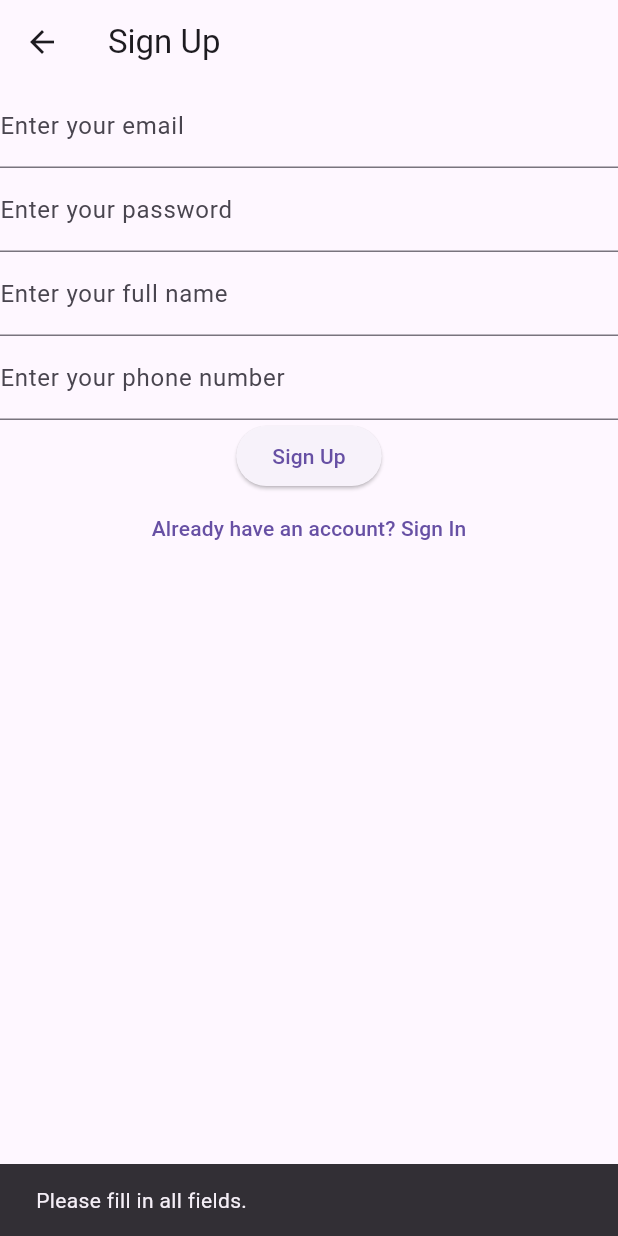
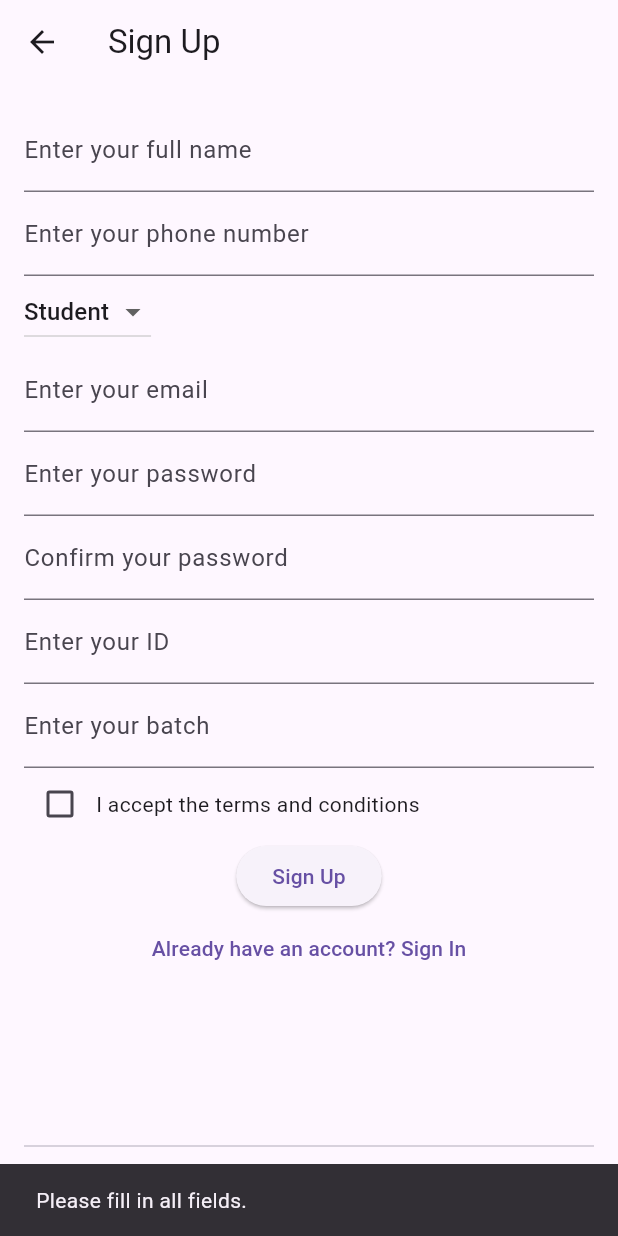
Before and after one commit to shynnyy/MPFinalExam, a Flutter app: the Signup screen opened directly, after a tap on "Sign Up", on a phone screen of 412 x 824 dp. Run offline on Flutter 3.47's test engine with Material 3 defaults, Android fonts, the light colour scheme and no system bars; our stand-ins replace cloud_firestore, firebase_auth, firebase_core; accounts and stored records are empty.

Commit message:
SHui Jiao

```diff
--- a/puma/lib/Admin_Dashboard.dart
+++ b/puma/lib/Admin_Dashboard.dart
@@ -3,7 +3,7 @@ import 'package:flutter/material.dart';
 import 'reusable_widgets/reusable_widget.dart';
 
 class Admin_Dashboard extends StatefulWidget {
-  const Admin_Dashboard({Key? key}) : super(key: key);
+  const Admin_Dashboard({super.key});
 
   @override
   State<StatefulWidget> createState() {
@@ -18,7 +18,7 @@ class _AdminDashboardState extends State<Admin_Dashboard> {
       appBar: AppBar(
         title: const Text('Admin Dashboard'),
       ),
-      body: Center(
+      body: const Center(
         child: Text(
           'Welcome to the Admin Dashboard',
           style: TextStyle(
--- a/puma/lib/Lecturer_Dashboard.dart
+++ b/puma/lib/Lecturer_Dashboard.dart
@@ -5,7 +5,7 @@
 import 'package:flutter/material.dart';
 
 class Lecture_Dashboard extends StatefulWidget {
-  const Lecture_Dashboard({Key? key}) : super(key: key);
+  const Lecture_Dashboard({super.key});
 
   @override
   State<StatefulWidget> createState() {
--- a/puma/lib/Student_Dashboard.dart
+++ b/puma/lib/Student_Dashboard.dart
@@ -5,7 +5,7 @@
 import 'package:flutter/material.dart';
 
 class Student_Dashboard extends StatefulWidget {
-  const Student_Dashboard({Key? key}) : super(key: key);
+  const Student_Dashboard({super.key});
 
   @override
   State<StatefulWidget> createState() {
--- a/puma/lib/main.dart
+++ b/puma/lib/main.dart
@@ -1,4 +1,4 @@
-// import 'package:firebase_core/firebase_core.dart';
+import 'package:firebase_core/firebase_core.dart';
 // import 'package:final_project/screens/signin.dart';
 import 'package:flutter/material.dart';
 import 'package:puma/screens/Signin.dart';
--- a/puma/lib/screens/Signup.dart
+++ b/puma/lib/screens/Signup.dart
@@ -1,6 +1,5 @@
 import 'package:flutter/material.dart';
-// import 'package:firebase_auth/firebase_auth.dart';
-// import 'package:final_project/utils/firebase_auth_service.dart';
+import 'package:firebase_auth/firebase_auth.dart';
 import 'Signin.dart';
 
 class Signup extends StatefulWidget {
@@ -13,43 +12,64 @@ class Signup extends StatefulWidget {
 class SignupState extends State<Signup> {
   String email = '';
   String password = '';
+  String confirmPassword = '';
   String fullName = '';
   String phoneNumber = '';
+  String role = 'Student';  // Default role is 'Student'
+  String studentId = '';
+  String batch = '';
+  bool termsAccepted = false;
 
   final TextEditingController _emailController = TextEditingController();
   final TextEditingController _passwordController = TextEditingController();
+  final TextEditingController _confirmPasswordController = TextEditingController();
   final TextEditingController _fullNameController = TextEditingController();
   final TextEditingController _phoneNumberController = TextEditingController();
+  final TextEditingController _studentIdController = TextEditingController();
+  final TextEditingController _batchController = TextEditingController();
 
   Future<void> onPressedSignUp() async {
-    if (email.isEmpty || password.isEmpty || fullName.isEmpty || phoneNumber.isEmpty) {
+    if (email.isEmpty || password.isEmpty || fullName.isEmpty || phoneNumber.isEmpty || confirmPassword.isEmpty) {
       const snackBar = SnackBar(content: Text('Please fill in all fields.'));
       ScaffoldMessenger.of(context).showSnackBar(snackBar);
       return;
     }
 
-    // Uncomment the following lines to enable Firebase functionality:
-    /*
-    try {
-      User? user = await FirebaseAuthService().registerUser(
-        email: email,
-        password: password,
-        fullName: fullName,
-        phoneNumber: phoneNumber,
-      );
-      if (user != null) {
-        const snackBar = SnackBar(content: Text('Registration successful.'));
+    if (password != confirmPassword) {
+      const snackBar = SnackBar(content: Text('Passwords do not match.'));
       ScaffoldMessenger.of(context).showSnackBar(snackBar);
-        Navigator.push(
-          context,
-          MaterialPageRoute(builder: (context) => const signin()),
-        );
+      return;
     }
-    } catch (e) {
-      const snackBar = SnackBar(content: Text('Error during registration.'));
+
+    if (!termsAccepted) {
+      const snackBar = SnackBar(content: Text('You must accept the terms and conditions.'));
       ScaffoldMessenger.of(context).showSnackBar(snackBar);
+      return;
     }
-    */
+
+    // // Perform Firebase authentication or any other backend logic
+    // // Uncomment and implement the following when you enable Firebase
+    // /*
+    // try {
+    //   User? user = await FirebaseAuthService().registerUser(
+    //     email: email,
+    //     password: password,
+    //     fullName: fullName,
+    //     phoneNumber: phoneNumber,
+    //   );
+    //   if (user != null) {
+    //     const snackBar = SnackBar(content: Text('Registration successful.'));
+    //     ScaffoldMessenger.of(context).showSnackBar(snackBar);
+    //     Navigator.push(
+    //       context,
+    //       MaterialPageRoute(builder: (context) => const SignIn()),
+    //     );
+    //   }
+    // } catch (e) {
+    //   const snackBar = SnackBar(content: Text('Error during registration.'));
+    //   ScaffoldMessenger.of(context).showSnackBar(snackBar);
+    // }
+    // */
   }
 
   void onChangedEmail(String value) {
@@ -61,6 +81,12 @@ class SignupState extends State<Signup> {
   void onChangedPassword(String value) {
     setState(() {
       password = value;
+    });
+  }
+
+  void onChangedConfirmPassword(String value) {
+    setState(() {
+      confirmPassword = value;
     });
   }
 
@@ -76,14 +102,63 @@ class SignupState extends State<Signup> {
     });
   }
 
+  void onChangedRole(String? value) {
+    setState(() {
+      role = value ?? 'Student'; // Default to 'Student' if value is null
+    });
+  }
+
+  void onChangedStudentId(String value) {
+    setState(() {
+      studentId = value;
+    });
+  }
+
+  void onChangedBatch(String value) {
+    setState(() {
+      batch = value;
+    });
+  }
+
+  void onChangedTerms(bool? value) {
+    setState(() {
+      termsAccepted = value ?? false; // Default to 'false' if value is null
+    });
+  }
+
   @override
   Widget build(BuildContext context) {
     return Scaffold(
       appBar: AppBar(
         title: const Text('Sign Up'),
       ),
-      body: Column(
+      body: Padding(
+        padding: const EdgeInsets.all(16.0),
+        child: Column(
           children: [
+            TextField(
+              controller: _fullNameController,
+              decoration: const InputDecoration(labelText: 'Enter your full name'),
+              onChanged: onChangedFullName,
+            ),
+            TextField(
+              controller: _phoneNumberController,
+              decoration: const InputDecoration(labelText: 'Enter your phone number'),
+              onChanged: onChangedPhoneNumber,
+            ),
+            Container(
+              alignment: Alignment.centerLeft,  // Ensuring the dropdown is aligned to the left
+              child: DropdownButton<String>(
+                value: role,
+                items: ['Student', 'Lecturer'].map((String role) {
+                  return DropdownMenuItem<String>(
+                    value: role,
+                    child: Text(role),
+                  );
+                }).toList(),
+                onChanged: onChangedRole,
+              ),
+            ),
             TextField(
               controller: _emailController,
               decoration: const InputDecoration(labelText: 'Enter your email'),
@@ -96,14 +171,31 @@ class SignupState extends State<Signup> {
               onChanged: onChangedPassword,
             ),
             TextField(
-            controller: _fullNameController,
-            decoration: const InputDecoration(labelText: 'Enter your full name'),
-            onChanged: onChangedFullName,
+              controller: _confirmPasswordController,
+              obscureText: true,
+              decoration: const InputDecoration(labelText: 'Confirm your password'),
+              onChanged: onChangedConfirmPassword,
             ),
             TextField(
-            controller: _phoneNumberController,
-            decoration: const InputDecoration(labelText: 'Enter your phone number'),
-            onChanged: onChangedPhoneNumber,
+              controller: _studentIdController,
+              decoration: const InputDecoration(labelText: 'Enter your ID'),
+              onChanged: onChangedStudentId,
+            ),
+            if (role == 'Student') ...[
+              TextField(
+                controller: _batchController,
+                decoration: const InputDecoration(labelText: 'Enter your batch'),
+                onChanged: onChangedBatch,
+              ),
+            ],
+            Row(
+              children: [
+                Checkbox(
+                  value: termsAccepted,
+                  onChanged: onChangedTerms,
+                ),
+                const Text('I accept the terms and conditions')
+              ],
             ),
             ElevatedButton(
               onPressed: onPressedSignUp,
@@ -118,7 +210,14 @@ class SignupState extends State<Signup> {
               },
               child: const Text('Already have an account? Sign In'),
             ),
+            const Spacer(),
+            const Divider(),
+            const Padding(
+              padding: EdgeInsets.all(8.0),
+              child: Text('© 2024 YourAppName - All Rights Reserved'),
+            ),
           ],
+        ),
       ),
     );
   }
--- a/puma/pubspec.yaml
+++ b/puma/pubspec.yaml
@@ -30,6 +30,10 @@ environment:
 dependencies:
   flutter:
     sdk: flutter
+  firebase_core: ^3.8.0
+  firebase_auth: ^5.3.3
+  shared_preferences: ^2.3.3
+  cloud_firestore: ^5.5.0
 
 
   # The following adds the Cupertino Icons font to your application.
```
Also changed, not shown: puma/lib/reusable_widgets/reusable_widget.dart (+9 -9 lines), puma/lib/utils/firebase_auth_service.dart (added, +68 -0 lines), puma/pubspec.lock, 6 other files. Lines whose indentation alone changed are shown as unchanged.
